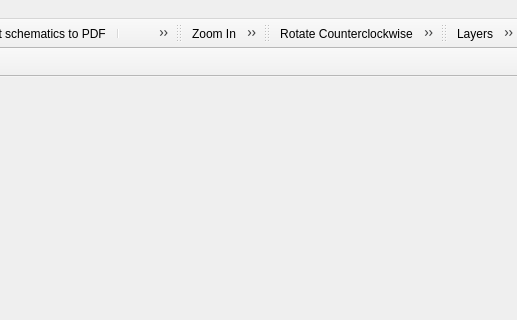
Before: the Qt Designer form libs/librepcb/projecteditor/schematiceditor/schematiceditor.ui in LibrePCB/LibrePCB, drawn with Qt 5; both pictures show x 403 to 920 and y 0 to 320 of the 920 by 636 pixel window.
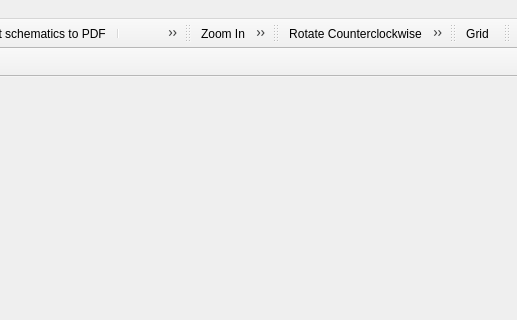
After: the same form once the commit is applied. Icons and pictures are not drawn. Custom widgets are drawn as their Qt base class.

Commit message: SchematicEditor: Add search toolbar

```diff
--- a/libs/librepcb/projecteditor/schematiceditor/schematiceditor.ui
+++ b/libs/librepcb/projecteditor/schematiceditor/schematiceditor.ui
@@ -204,9 +204,19 @@
    <attribute name="toolBarBreak">
     <bool>false</bool>
    </attribute>
-   <addaction name="actionLayers"/>
    <addaction name="actionGrid"/>
   </widget>
+  <widget class="librepcb::project::editor::SearchToolBar" name="searchToolbar">
+   <property name="windowTitle">
+    <string>Search</string>
+   </property>
+   <attribute name="toolBarArea">
+    <enum>TopToolBarArea</enum>
+   </attribute>
+   <attribute name="toolBarBreak">
+    <bool>false</bool>
+   </attribute>
+  </widget>
   <widget class="QToolBar" name="toolsToolbar">
    <property name="windowTitle">
     <string>Tools</string>
@@ -566,18 +576,6 @@
     <string>Esc</string>
    </property>
   </action>
-  <action name="actionLayers">
-   <property name="icon">
-    <iconset>
-     <normaloff>:/img/actions/layers.png</normaloff>:/img/actions/layers.png</iconset>
-   </property>
-   <property name="text">
-    <string>&amp;Layers</string>
-   </property>
-   <property name="visible">
-    <bool>false</bool>
-   </property>
-  </action>
   <action name="actionGrid">
    <property name="icon">
     <iconset>
@@ -735,6 +733,11 @@
    <extends>QStatusBar</extends>
    <header location="global">librepcb/common/widgets/statusbar.h</header>
   </customwidget>
+  <customwidget>
+   <class>librepcb::project::editor::SearchToolBar</class>
+   <extends>QToolBar</extends>
+   <header location="global">librepcb/projecteditor/toolbars/searchtoolbar.h</header>
+  </customwidget>
  </customwidgets>
  <resources/>
  <connections/>
```
Left out of the diff: 1 changed line with no effect on the pictures. The commit also changes 4 other files.
